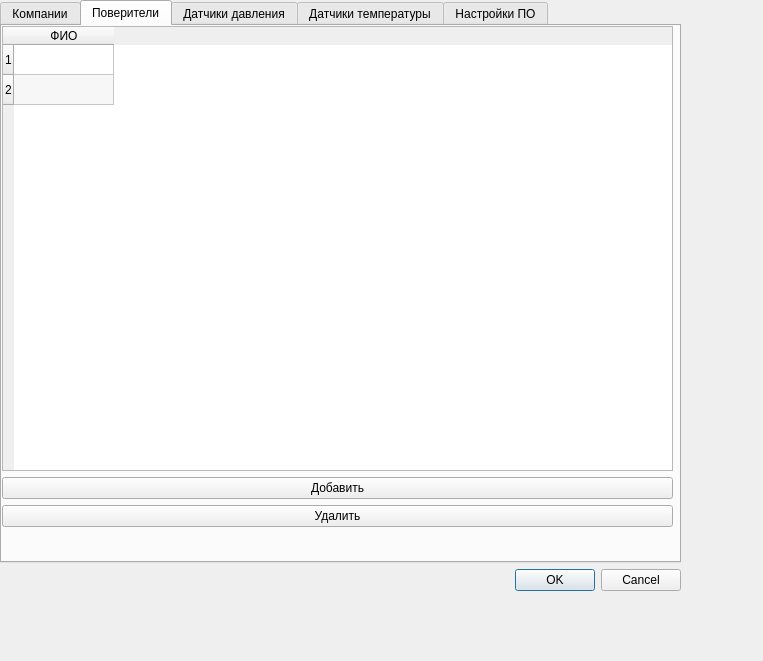
corvinalive/CalManager, file ui/options.ui: the form before one commit.
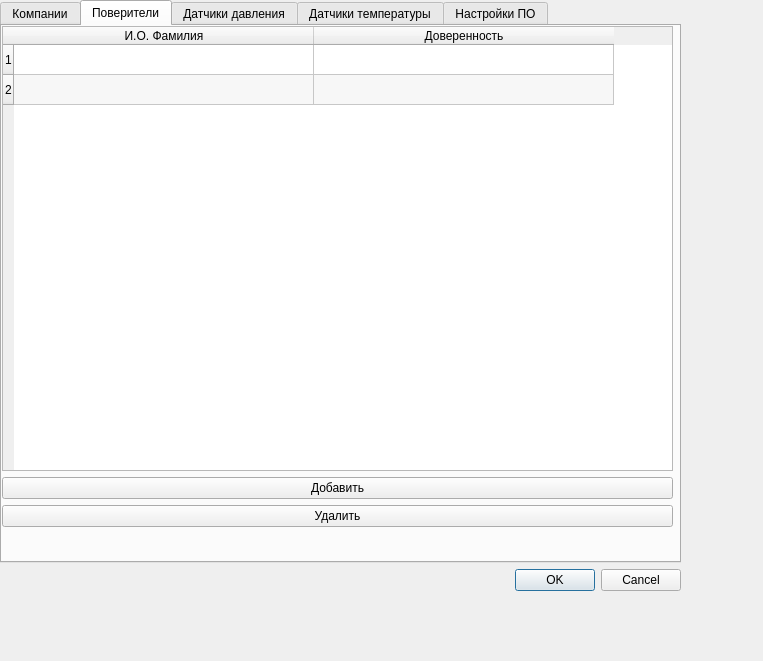
The form after the commit. The open tabs and pages were chosen to show the change.

The edit to the form file:
```diff
--- a/ui/options.ui
+++ b/ui/options.ui
@@ -142,13 +142,21 @@
             <number>2</number>
            </property>
            <property name="columnCount">
-            <number>1</number>
+            <number>2</number>
            </property>
+           <attribute name="horizontalHeaderDefaultSectionSize">
+            <number>300</number>
+           </attribute>
            <row/>
            <row/>
            <column>
             <property name="text">
-             <string>ФИО</string>
+             <string>И.О. Фамилия</string>
+            </property>
+           </column>
+           <column>
+            <property name="text">
+             <string>Доверенность</string>
             </property>
            </column>
           </widget>
```
Left out of the diff: 9 changed lines with no effect on the pictures.
